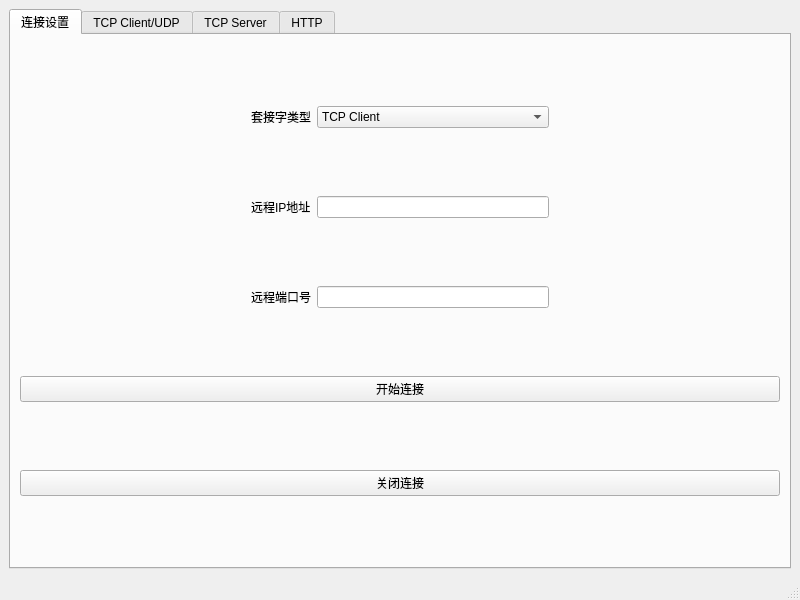
Before: the Qt Designer form mainwindow.ui in SimonYen/qtelnet, drawn with Qt 5.
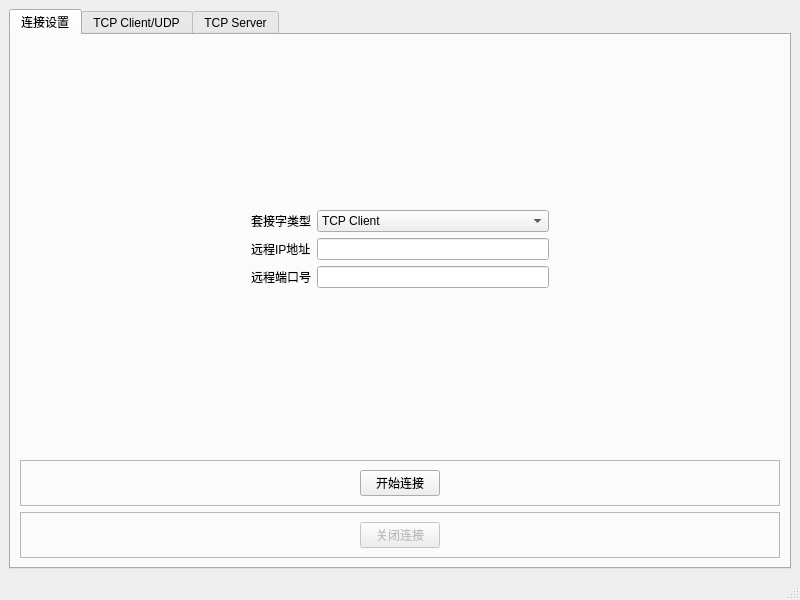
After: the same form once the commit is applied. The open tabs and pages were chosen to show the change. Icons and pictures are not drawn.

Commit message: 添加图标，连接设置页面完成

The edit to the form file:
```diff
--- a/mainwindow.ui
+++ b/mainwindow.ui
@@ -30,6 +30,19 @@
           <string>连接设置</string>
          </attribute>
          <layout class="QVBoxLayout" name="verticalLayout">
+          <item>
+           <spacer name="verticalSpacer_2">
+            <property name="orientation">
+             <enum>Qt::Orientation::Vertical</enum>
+            </property>
+            <property name="sizeHint" stdset="0">
+             <size>
+              <width>20</width>
+              <height>40</height>
+             </size>
+            </property>
+           </spacer>
+          </item>
           <item>
            <layout class="QHBoxLayout" name="horizontalLayout_5">
             <item>
@@ -120,7 +133,11 @@
              </widget>
             </item>
             <item>
-             <widget class="QLineEdit" name="lineEdit_2"/>
+             <widget class="QLineEdit" name="hostLineEdit">
+              <property name="toolTip">
+               <string>&lt;html&gt;&lt;head/&gt;&lt;body&gt;&lt;p&gt;点分十进制格式（e.g. 127.0.0.1）&lt;/p&gt;&lt;/body&gt;&lt;/html&gt;</string>
+              </property>
+             </widget>
             </item>
             <item>
              <spacer name="horizontalSpacer_4">
@@ -160,7 +177,11 @@
              </widget>
             </item>
             <item>
-             <widget class="QLineEdit" name="lineEdit_3"/>
+             <widget class="QLineEdit" name="portLineEdit">
+              <property name="toolTip">
+               <string>&lt;html&gt;&lt;head/&gt;&lt;body&gt;&lt;p&gt;范围在1-65535之间&lt;/p&gt;&lt;/body&gt;&lt;/html&gt;</string>
+              </property>
+             </widget>
             </item>
             <item>
              <spacer name="horizontalSpacer_2">
@@ -178,23 +199,123 @@
            </layout>
           </item>
           <item>
-           <widget class="QPushButton" name="pushButton_6">
-            <property name="text">
-             <string>开始连接</string>
+           <spacer name="verticalSpacer">
+            <property name="orientation">
+             <enum>Qt::Orientation::Vertical</enum>
             </property>
+            <property name="sizeHint" stdset="0">
+             <size>
+              <width>20</width>
+              <height>40</height>
+             </size>
+            </property>
+           </spacer>
+          </item>
+          <item>
+           <widget class="QFrame" name="frame_2">
+            <property name="frameShape">
+             <enum>QFrame::Shape::StyledPanel</enum>
+            </property>
+            <property name="frameShadow">
+             <enum>QFrame::Shadow::Raised</enum>
+            </property>
+            <layout class="QHBoxLayout" name="horizontalLayout_8">
+             <item>
+              <spacer name="horizontalSpacer_7">
+               <property name="orientation">
+                <enum>Qt::Orientation::Horizontal</enum>
+               </property>
+               <property name="sizeHint" stdset="0">
+                <size>
+                 <width>320</width>
+                 <height>20</height>
+                </size>
+               </property>
+              </spacer>
+             </item>
+             <item>
+              <widget class="QPushButton" name="startConnectButton">
+               <property name="text">
+                <string>开始连接</string>
+               </property>
+               <property name="icon">
+                <iconset resource="icons.qrc">
+                 <normaloff>:/logo/icons/火箭.png</normaloff>:/logo/icons/火箭.png</iconset>
+               </property>
+              </widget>
+             </item>
+             <item>
+              <spacer name="horizontalSpacer_8">
+               <property name="orientation">
+                <enum>Qt::Orientation::Horizontal</enum>
+               </property>
+               <property name="sizeHint" stdset="0">
+                <size>
+                 <width>320</width>
+                 <height>20</height>
+                </size>
+               </property>
+              </spacer>
+             </item>
+            </layout>
            </widget>
           </item>
           <item>
-           <widget class="QPushButton" name="pushButton_7">
-            <property name="sizePolicy">
-             <sizepolicy hsizetype="Minimum" vsizetype="Fixed">
-              <horstretch>0</horstretch>
-              <verstretch>0</verstretch>
-             </sizepolicy>
+           <widget class="QFrame" name="frame_3">
+            <property name="frameShape">
+             <enum>QFrame::Shape::StyledPanel</enum>
             </property>
-            <property name="text">
-             <string>关闭连接</string>
+            <property name="frameShadow">
+             <enum>QFrame::Shadow::Raised</enum>
             </property>
+            <layout class="QHBoxLayout" name="horizontalLayout_9">
+             <item>
+              <spacer name="horizontalSpacer_9">
+               <property name="orientation">
+                <enum>Qt::Orientation::Horizontal</enum>
+               </property>
+               <property name="sizeHint" stdset="0">
+                <size>
+                 <width>320</width>
+                 <height>20</height>
+                </size>
+               </property>
+              </spacer>
+             </item>
+             <item>
+              <widget class="QPushButton" name="closeConnectButton">
+               <property name="enabled">
+                <bool>false</bool>
+               </property>
+               <property name="sizePolicy">
+                <sizepolicy hsizetype="Minimum" vsizetype="Fixed">
+                 <horstretch>0</horstretch>
+                 <verstretch>0</verstretch>
+                </sizepolicy>
+               </property>
+               <property name="text">
+                <string>关闭连接</string>
+               </property>
+               <property name="icon">
+                <iconset resource="icons.qrc">
+                 <normaloff>:/logo/icons/骷髅.png</normaloff>:/logo/icons/骷髅.png</iconset>
+               </property>
+              </widget>
+             </item>
+             <item>
+              <spacer name="horizontalSpacer_10">
+               <property name="orientation">
+                <enum>Qt::Orientation::Horizontal</enum>
+               </property>
+               <property name="sizeHint" stdset="0">
+                <size>
+                 <width>320</width>
+                 <height>20</height>
+                </size>
+               </property>
+              </spacer>
+             </item>
+            </layout>
            </widget>
           </item>
          </layout>
@@ -360,11 +481,6 @@
           </item>
          </layout>
         </widget>
-        <widget class="QWidget" name="tab_3">
-         <attribute name="title">
-          <string>HTTP</string>
-         </attribute>
-        </widget>
        </widget>
       </item>
      </layout>
```
Left out of the diff: 43 changed lines with no effect on the pictures. The commit also changes 9 other files.
